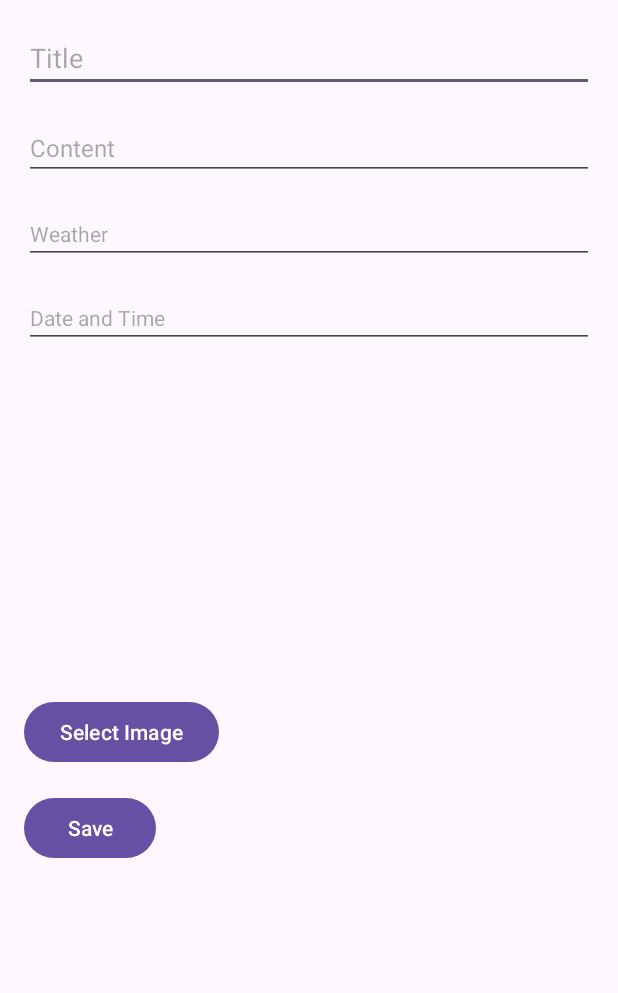
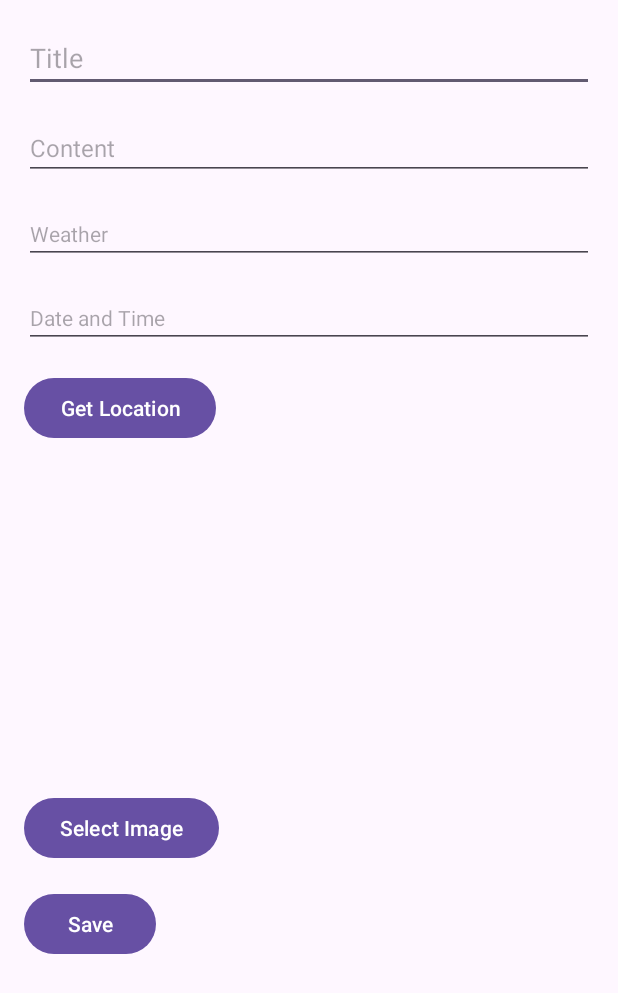
Before and after one commit to TerranceChu/FoodDiaryAppV3, an Android app: the screen it shows after launch (WriteNewDiaryActivity), after a tap on "Add Diary", on a phone screen of 412 x 824 dp. Shown: the top 993 px of the screen. Run offline under Robolectric (Android 15) with nearby library versions, the phone set to English and light mode, and no system bars.

Commit message:
AndroidManifest.xml Implement GPS logging functionality and allow users to select locations on the map, using the Google Maps API

```diff
--- a/app/src/main/java/com/project/fooddiaryv3/DiaryAdapter.java
+++ b/app/src/main/java/com/project/fooddiaryv3/DiaryAdapter.java
@@ -31,13 +31,14 @@ public class DiaryAdapter extends RecyclerView.Adapter<DiaryAdapter.DiaryViewHol
         DiaryEntry diaryEntry = diaryEntries.get(position);
         holder.titleTextView.setText(diaryEntry.getTitle());
         holder.contentTextView.setText(diaryEntry.getContent());
-        holder.dateTextView.setText(diaryEntry.getDate());
-        holder.weatherTextView.setText(diaryEntry.getWeather());  // 设置天气信息
+        holder.dateTimeTextView.setText(diaryEntry.getDateTime());
+        holder.weatherTextView.setText(diaryEntry.getWeather());
+        holder.gpsTextView.setText(String.format("Lat: %.2f, Lon: %.2f", diaryEntry.getLatitude(), diaryEntry.getLongitude()));
 
         if (diaryEntry.getImageUri() != null) {
             holder.diaryImageView.setImageURI(Uri.parse(diaryEntry.getImageUri()));
         } else {
-            holder.diaryImageView.setImageResource(R.drawable.placeholder);  // 引用占位符图片
+            holder.diaryImageView.setImageResource(R.drawable.placeholder); // 引用占位符图片
         }
     }
 
@@ -47,15 +48,16 @@ public class DiaryAdapter extends RecyclerView.Adapter<DiaryAdapter.DiaryViewHol
     }
 
     public static class DiaryViewHolder extends RecyclerView.ViewHolder {
-        TextView titleTextView, contentTextView, dateTextView, weatherTextView;
+        TextView titleTextView, contentTextView, dateTimeTextView, weatherTextView, gpsTextView;
         ImageView diaryImageView;
 
         public DiaryViewHolder(@NonNull View itemView) {
             super(itemView);
             titleTextView = itemView.findViewById(R.id.titleTextView);
             contentTextView = itemView.findViewById(R.id.contentTextView);
-            dateTextView = itemView.findViewById(R.id.dateTextView);
-            weatherTextView = itemView.findViewById(R.id.weatherTextView);  // 初始化天气信息
+            dateTimeTextView = itemView.findViewById(R.id.dateTimeTextView);
+            weatherTextView = itemView.findViewById(R.id.weatherTextView);
+            gpsTextView = itemView.findViewById(R.id.gpsTextView);
             diaryImageView = itemView.findViewById(R.id.diaryImageView);
         }
     }
--- a/app/src/main/java/com/project/fooddiaryv3/DiaryEntry.java
+++ b/app/src/main/java/com/project/fooddiaryv3/DiaryEntry.java
@@ -3,16 +3,20 @@ package com.project.fooddiaryv3;
 public class DiaryEntry {
     private String title;
     private String content;
-    private String date;
+    private String dateTime;
     private String imageUri;
-    private String weather;  // 添加天气信息字段
+    private String weather;
+    private double latitude;
+    private double longitude;
 
-    public DiaryEntry(String title, String content, String date, String imageUri, String weather) {
+    public DiaryEntry(String title, String content, String dateTime, String imageUri, String weather, double latitude, double longitude) {
         this.title = title;
         this.content = content;
-        this.date = date;
+        this.dateTime = dateTime;
         this.imageUri = imageUri;
-        this.weather = weather;  // 初始化天气信息字段
+        this.weather = weather;
+        this.latitude = latitude;
+        this.longitude = longitude;
     }
 
     // Getters and setters for all fields
@@ -32,12 +36,12 @@ public class DiaryEntry {
         this.content = content;
     }
 
-    public String getDate() {
-        return date;
+    public String getDateTime() {
+        return dateTime;
     }
 
-    public void setDate(String date) {
-        this.date = date;
+    public void setDateTime(String dateTime) {
+        this.dateTime = dateTime;
     }
 
     public String getImageUri() {
@@ -55,4 +59,20 @@ public class DiaryEntry {
     public void setWeather(String weather) {
         this.weather = weather;
     }
+
+    public double getLatitude() {
+        return latitude;
+    }
+
+    public void setLatitude(double latitude) {
+        this.latitude = latitude;
+    }
+
+    public double getLongitude() {
+        return longitude;
+    }
+
+    public void setLongitude(double longitude) {
+        this.longitude = longitude;
+    }
 }
--- a/app/src/main/java/com/project/fooddiaryv3/mainPage.java
+++ b/app/src/main/java/com/project/fooddiaryv3/mainPage.java
@@ -30,8 +30,8 @@ public class mainPage extends AppCompatActivity {
 
         // Initialize the list of diary entries
         diaryEntries = new ArrayList<>();
-        diaryEntries.add(new DiaryEntry("First Entry", "This is the content of the first entry.", "2024-06-26 08:00", null, "Sunny"));
-        diaryEntries.add(new DiaryEntry("Second Entry", "This is the content of the second entry.", "2024-06-27 14:00", null, "Cloudy"));
+        diaryEntries.add(new DiaryEntry("First Entry", "This is the content of the first entry.", "2024-06-26 08:00", null, "Sunny", 0.0, 0.0));
+        diaryEntries.add(new DiaryEntry("Second Entry", "This is the content of the second entry.", "2024-06-27 14:00", null, "Cloudy", 0.0, 0.0));
 
         diaryAdapter = new DiaryAdapter(diaryEntries);
         recyclerView.setAdapter(diaryAdapter);
@@ -55,8 +55,10 @@ public class mainPage extends AppCompatActivity {
             String dateTime = data.getStringExtra("dateTime");
             String weather = data.getStringExtra("weather");
             String imageUri = data.getStringExtra("imageUri");
+            double latitude = data.getDoubleExtra("latitude", 0.0);
+            double longitude = data.getDoubleExtra("longitude", 0.0);
 
-            DiaryEntry newEntry = new DiaryEntry(title, content, dateTime, imageUri, weather);
+            DiaryEntry newEntry = new DiaryEntry(title, content, dateTime, imageUri, weather, latitude, longitude);
             diaryEntries.add(0, newEntry);  // 将新条目添加到列表的开头
             diaryAdapter.notifyItemInserted(0);
             recyclerView.scrollToPosition(0);  // 滚动到最新条目
--- a/app/src/main/res/layout/activity_write_new_diary.xml
+++ b/app/src/main/res/layout/activity_write_new_diary.xml
@@ -38,6 +38,13 @@
         android:focusable="false"
         android:clickable="true"/>
 
+    <Button
+        android:id="@+id/getLocationButton"
+        android:layout_width="wrap_content"
+        android:layout_height="wrap_content"
+        android:text="Get Location"
+        android:layout_marginTop="16dp"/>
+
     <ImageView
         android:id="@+id/selectedImageView"
         android:layout_width="match_parent"
```
Also changed, not shown: app/src/main/AndroidManifest.xml (+7 -0 lines), app/src/main/java/com/project/fooddiaryv3/WriteNewDiaryActivity.java (+68 -1 lines), app/src/main/res/layout/diary_entry_item.xml (+11 -2 lines).
